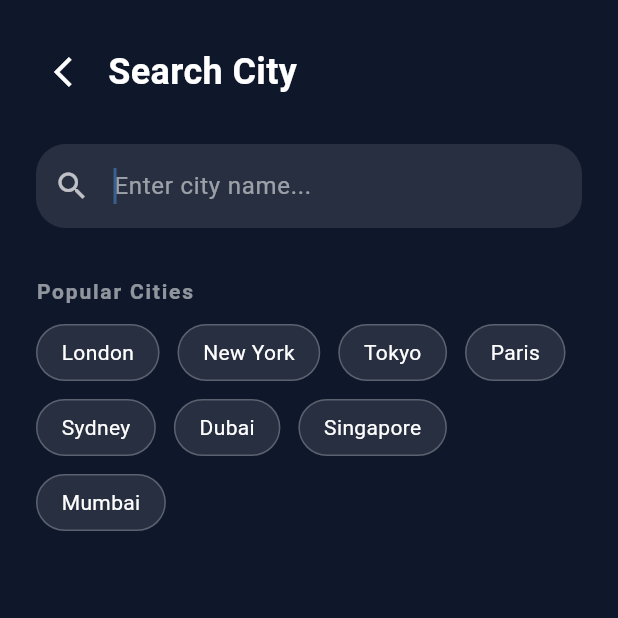
After one commit to thanseer02/weather_app, a Flutter app: the SearchScreen screen opened by its route, after a tap on the "arrow back ios" icon, on a phone screen of 412 x 824 dp, the top half of it. The commit adds this screen. Run offline on Flutter 3.47's test engine with Material 3 defaults, Android fonts, the phone set to English and light mode, and no system bars; our stand-ins replace dio, equatable, fl_chart, flutter_dotenv, flutter_riverpod, fpdart and 8 more; accounts and stored records are empty; network calls fail.

Commit message:
feat: implement city search functionality with persistent recent and favorite locations via new search provider and UI.

```diff
--- a/lib/core/services/storage_service.dart
+++ b/lib/core/services/storage_service.dart
@@ -5,6 +5,8 @@ import '../../features/weather/domain/entities/location_entity.dart';
 class StorageService {
   static const String boxName = 'app_settings';
   static const String lastLocationKey = 'last_location';
+  static const String recentCitiesKey = 'recent_cities';
+  static const String favoriteCitiesKey = 'favorite_cities';
 
   late Box _box;
 
@@ -24,4 +26,47 @@ class StorageService {
     }
     return null;
   }
+
+  // --- Recent Cities ---
+
+  Future<void> saveRecentCity(LocationEntity location) async {
+    final recents = getRecentCities();
+    // Remove if exists to move it to the top
+    recents.removeWhere((c) => c.cityName == location.cityName);
+    recents.insert(0, location);
+    // Keep only top 10
+    if (recents.length > 10) {
+      recents.removeLast();
+    }
+    final jsonList = recents.map((e) => jsonEncode(e.toJson())).toList();
+    await _box.put(recentCitiesKey, jsonList);
+  }
+
+  List<LocationEntity> getRecentCities() {
+    final data = _box.get(recentCitiesKey) as List<dynamic>?;
+    if (data == null) return [];
+    return data.map((e) => LocationEntity.fromJson(jsonDecode(e.toString()))).toList();
+  }
+
+  // --- Favorite Cities ---
+
+  Future<void> toggleFavoriteCity(LocationEntity location) async {
+    final favorites = getFavoriteCities();
+    final index = favorites.indexWhere((c) => c.cityName == location.cityName);
+
+    if (index >= 0) {
+      favorites.removeAt(index);
+    } else {
+      favorites.add(location);
+    }
+
+    final jsonList = favorites.map((e) => jsonEncode(e.toJson())).toList();
+    await _box.put(favoriteCitiesKey, jsonList);
+  }
+
+  List<LocationEntity> getFavoriteCities() {
+    final data = _box.get(favoriteCitiesKey) as List<dynamic>?;
+    if (data == null) return [];
+    return data.map((e) => LocationEntity.fromJson(jsonDecode(e.toString()))).toList();
+  }
 }
--- a/lib/features/weather/presentation/providers/location_provider.dart
+++ b/lib/features/weather/presentation/providers/location_provider.dart
@@ -3,6 +3,7 @@ import '../../../../core/di/dependency_injection.dart';
 import '../../../../core/services/location_service.dart';
 import '../../../../core/services/storage_service.dart';
 import '../../domain/entities/location_entity.dart';
+import 'search_provider.dart';
 
 final locationProvider = AsyncNotifierProvider<LocationNotifier, LocationEntity>(
   LocationNotifier.new,
@@ -55,6 +56,7 @@ class LocationNotifier extends AsyncNotifier<LocationEntity> {
       },
       (location) {
         _storageService.saveLastLocation(location);
+        ref.read(searchProvider.notifier).saveRecentCity(location);
         state = AsyncValue.data(location);
       }
     );
--- /dev/null
+++ b/lib/features/weather/presentation/providers/search_provider.dart
@@ -0,0 +1,58 @@
+import 'package:flutter_riverpod/flutter_riverpod.dart';
+import '../../../../core/di/dependency_injection.dart';
+import '../../../../core/services/storage_service.dart';
+import '../../domain/entities/location_entity.dart';
+
+final searchProvider = StateNotifierProvider<SearchNotifier, SearchState>((ref) {
+  return SearchNotifier();
+});
+
+class SearchState {
+  final List<LocationEntity> recentCities;
+  final List<LocationEntity> favoriteCities;
+
+  SearchState({
+    required this.recentCities,
+    required this.favoriteCities,
+  });
+
+  SearchState copyWith({
+    List<LocationEntity>? recentCities,
+    List<LocationEntity>? favoriteCities,
+  }) {
+    return SearchState(
+      recentCities: recentCities ?? this.recentCities,
+      favoriteCities: favoriteCities ?? this.favoriteCities,
+    );
+  }
+}
+
+class SearchNotifier extends StateNotifier<SearchState> {
+  late final StorageService _storageService;
+
+  SearchNotifier() : super(SearchState(recentCities: [], favoriteCities: [])) {
+    _storageService = sl<StorageService>();
+    loadData();
+  }
+
+  void loadData() {
+    state = state.copyWith(
+      recentCities: _storageService.getRecentCities(),
+      favoriteCities: _storageService.getFavoriteCities(),
+    );
+  }
+
+  Future<void> saveRecentCity(LocationEntity city) async {
+    await _storageService.saveRecentCity(city);
+    loadData();
+  }
+
+  Future<void> toggleFavoriteCity(LocationEntity city) async {
+    await _storageService.toggleFavoriteCity(city);
+    loadData();
+  }
+
+  bool isFavorite(LocationEntity city) {
+    return state.favoriteCities.any((c) => c.cityName == city.cityName);
+  }
+}
--- a/lib/features/weather/presentation/screens/home_screen.dart
+++ b/lib/features/weather/presentation/screens/home_screen.dart
@@ -48,7 +48,7 @@ class _HomeScreenState extends ConsumerState<HomeScreen> {
         leading: IconButton(
           icon: const Icon(Icons.search, color: Colors.white),
           onPressed: () {
-            // Future feature: show search dialog
+            context.push('/search');
           },
         ),
         title: Row(
--- /dev/null
+++ b/lib/features/weather/presentation/screens/search_screen.dart
@@ -0,0 +1,224 @@
+import 'package:flutter/material.dart';
+import 'package:flutter_riverpod/flutter_riverpod.dart';
+import 'package:go_router/go_router.dart';
+import '../../../../core/widgets/glass_card.dart';
+import '../../domain/entities/location_entity.dart';
+import '../providers/search_provider.dart';
+import '../providers/location_provider.dart';
+
+class SearchScreen extends ConsumerStatefulWidget {
+  const SearchScreen({super.key});
+
+  @override
+  ConsumerState<SearchScreen> createState() => _SearchScreenState();
+}
+
+class _SearchScreenState extends ConsumerState<SearchScreen> {
+  final TextEditingController _searchController = TextEditingController();
+
+  final List<String> _popularCities = [
+    'London', 'New York', 'Tokyo', 'Paris', 'Sydney', 'Dubai', 'Singapore', 'Mumbai'
+  ];
+
+  @override
+  void dispose() {
+    _searchController.dispose();
+    super.dispose();
+  }
+
+  void _onCitySelected(String cityName) {
+    ref.read(locationProvider.notifier).searchCity(cityName);
+    context.pop();
+  }
+
+  @override
+  Widget build(BuildContext context) {
+    final searchState = ref.watch(searchProvider);
+
+    return Scaffold(
+      backgroundColor: const Color(0xFF0F172A), // Premium dark blue slate
+      body: SafeArea(
+        child: Column(
+          crossAxisAlignment: CrossAxisAlignment.start,
+          children: [
+            // Header
+            Padding(
+              padding: const EdgeInsets.all(24.0),
+              child: Row(
+                children: [
+                  IconButton(
+                    icon: const Icon(Icons.arrow_back_ios, color: Colors.white),
+                    onPressed: () => context.pop(),
+                  ),
+                  const Expanded(
+                    child: Text(
+                      'Search City',
+                      style: TextStyle(
+                        color: Colors.white,
+                        fontSize: 24,
+                        fontWeight: FontWeight.bold,
+                      ),
+                    ),
+                  ),
+                ],
+              ),
+            ),
+
+            // Search Bar
+            Padding(
+              padding: const EdgeInsets.symmetric(horizontal: 24.0),
+              child: Hero(
+                tag: 'search_bar',
+                child: Material(
+                  color: Colors.transparent,
+                  child: TextField(
+                    controller: _searchController,
+                    autofocus: true,
+                    style: const TextStyle(color: Colors.white),
+                    textInputAction: TextInputAction.search,
+                    decoration: InputDecoration(
+                      hintText: 'Enter city name...',
+                      hintStyle: const TextStyle(color: Colors.white54),
+                      prefixIcon: const Icon(Icons.search, color: Colors.white70),
+                      filled: true,
+                      fillColor: Colors.white.withOpacity(0.1),
+                      border: OutlineInputBorder(
+                        borderRadius: BorderRadius.circular(20),
+                        borderSide: BorderSide.none,
+                      ),
+                    ),
+                    onSubmitted: (value) {
+                      if (value.trim().isNotEmpty) {
+                        _onCitySelected(value.trim());
+                      }
+                    },
+                  ),
+                ),
+              ),
+            ),
+
+            const SizedBox(height: 32),
+
+            Expanded(
+              child: SingleChildScrollView(
+                physics: const BouncingScrollPhysics(),
+                child: Column(
+                  crossAxisAlignment: CrossAxisAlignment.start,
+                  children: [
+                    // Favorites
+                    if (searchState.favoriteCities.isNotEmpty) ...[
+                      const Padding(
+                        padding: EdgeInsets.symmetric(horizontal: 24.0),
+                        child: Text(
+                          'Favorites',
+                          style: TextStyle(color: Colors.white54, fontWeight: FontWeight.bold, letterSpacing: 1.2),
+                        ),
+                      ),
+                      const SizedBox(height: 12),
+                      _buildCityList(searchState.favoriteCities, isFavoriteList: true),
+                      const SizedBox(height: 32),
+                    ],
+
+                    // Recent Searches
+                    if (searchState.recentCities.isNotEmpty) ...[
+                      const Padding(
+                        padding: EdgeInsets.symmetric(horizontal: 24.0),
+                        child: Text(
+                          'Recent Searches',
+                          style: TextStyle(color: Colors.white54, fontWeight: FontWeight.bold, letterSpacing: 1.2),
+                        ),
+                      ),
+                      const SizedBox(height: 12),
+                      _buildCityList(searchState.recentCities),
+                      const SizedBox(height: 32),
+                    ],
+
+                    // Suggestions (Popular Cities)
+                    const Padding(
+                      padding: EdgeInsets.symmetric(horizontal: 24.0),
+                      child: Text(
+                        'Popular Cities',
+                        style: TextStyle(color: Colors.white54, fontWeight: FontWeight.bold, letterSpacing: 1.2),
+                      ),
+                    ),
+                    const SizedBox(height: 12),
+                    Padding(
+                      padding: const EdgeInsets.symmetric(horizontal: 24.0),
+                      child: Wrap(
+                        spacing: 12,
+                        runSpacing: 12,
+                        children: _popularCities.map((city) {
+                          return InkWell(
+                            onTap: () => _onCitySelected(city),
+                            borderRadius: BorderRadius.circular(20),
+                            child: Container(
+                              padding: const EdgeInsets.symmetric(horizontal: 16, vertical: 8),
+                              decoration: BoxDecoration(
+                                color: Colors.white.withOpacity(0.1),
+                                borderRadius: BorderRadius.circular(20),
+                                border: Border.all(color: Colors.white24),
+                              ),
+                              child: Text(city, style: const TextStyle(color: Colors.white)),
+                            ),
+                          );
+                        }).toList(),
+                      ),
+                    ),
+                    const SizedBox(height: 40),
+                  ],
+                ),
+              ),
+            ),
+          ],
+        ),
+      ),
+    );
+  }
+
+  Widget _buildCityList(List<LocationEntity> cities, {bool isFavoriteList = false}) {
+    return ListView.builder(
+      shrinkWrap: true,
+      physics: const NeverScrollableScrollPhysics(),
+      itemCount: cities.length,
+      itemBuilder: (context, index) {
+        final city = cities[index];
+        final isFavorite = ref.watch(searchProvider.notifier).isFavorite(city);
+
+        return Padding(
+          padding: const EdgeInsets.symmetric(horizontal: 24.0, vertical: 6.0),
+          child: GlassCard(
+            padding: const EdgeInsets.all(4.0),
+            child: ListTile(
+              leading: Container(
+                padding: const EdgeInsets.all(8),
+                decoration: BoxDecoration(
+                  color: isFavoriteList ? Colors.amber.withOpacity(0.2) : Colors.white10,
+                  shape: BoxShape.circle,
+                ),
+                child: Icon(
+                  isFavoriteList ? Icons.star : Icons.history,
+                  color: isFavoriteList ? Colors.amber : Colors.white54,
+                  size: 20,
+                ),
+              ),
+              title: Text(
+                city.cityName,
+                style: const TextStyle(color: Colors.white, fontWeight: FontWeight.bold),
+              ),
+              trailing: IconButton(
+                icon: Icon(
+                  isFavorite ? Icons.favorite : Icons.favorite_border,
+                  color: isFavorite ? Colors.redAccent : Colors.white54,
+                ),
+                onPressed: () {
+                  ref.read(searchProvider.notifier).toggleFavoriteCity(city);
+                },
+              ),
+              onTap: () => _onCitySelected(city.cityName),
+            ),
+          ),
+        );
+      },
+    );
+  }
+}
--- a/lib/routes/app_router.dart
+++ b/lib/routes/app_router.dart
@@ -1,7 +1,8 @@
 import 'package:flutter/material.dart';
 import 'package:go_router/go_router.dart';
+import '../features/weather/presentation/screens/splash_screen.dart';
 import '../features/weather/presentation/screens/home_screen.dart';
-import '../features/weather/presentation/screens/splash_screen.dart';
+import '../features/weather/presentation/screens/search_screen.dart';
 
 final appRouter = GoRouter(
   initialLocation: '/',
@@ -14,5 +15,9 @@ final appRouter = GoRouter(
       path: '/home',
       builder: (context, state) => const HomeScreen(),
     ),
+    GoRoute(
+      path: '/search',
+      builder: (context, state) => const SearchScreen(),
+    ),
   ],
 );
```
